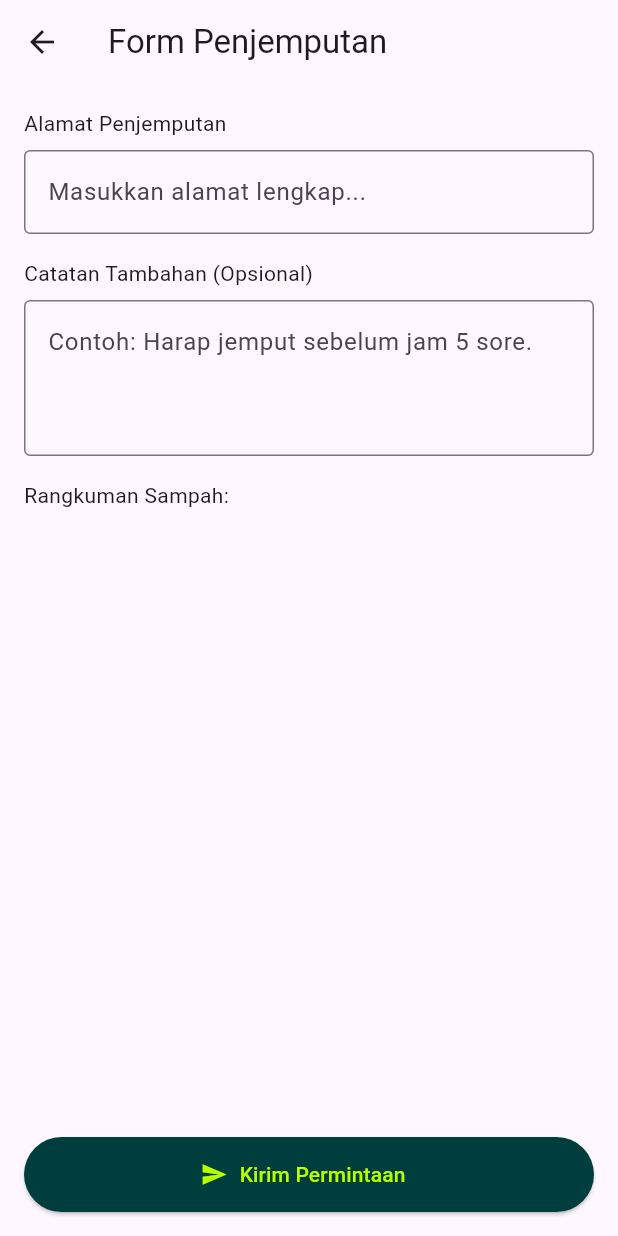
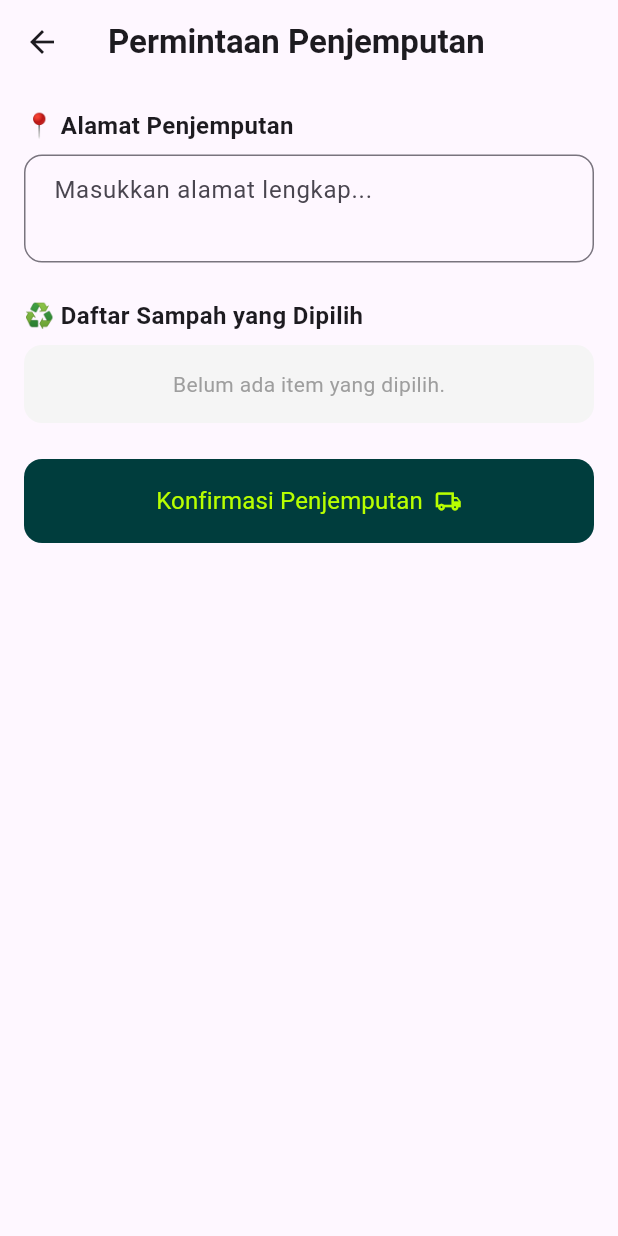
Before and after one commit to theodoreraff/wastego, a Flutter app: the RequestPickupPage screen opened directly with empty values, on a phone screen of 412 x 824 dp. Run offline on Flutter 3.47's test engine with Material 3 defaults, Android fonts, the phone set to English and light mode, and no system bars; our stand-ins replace flutter_svg, image_picker, lucide_icons, percent_indicator; project files that could hold a hidden picture were left out.

Commit message:
feat(recycle): add validation to prevent 0-item pickup requests with alert dialog

```diff
--- a/lib/views/recycle/request_pickup_page.dart
+++ b/lib/views/recycle/request_pickup_page.dart
@@ -1,75 +1,181 @@
 import 'package:flutter/material.dart';
+import '../../widgets/custom_button.dart';
 
-class RequestPickupPage extends StatelessWidget {
+class RequestPickupPage extends StatefulWidget {
   final Map<String, int> itemCounts;
 
   const RequestPickupPage({super.key, required this.itemCounts});
 
   @override
+  State<RequestPickupPage> createState() => _RequestPickupPageState();
+}
+
+class _RequestPickupPageState extends State<RequestPickupPage> {
+  final TextEditingController addressController = TextEditingController();
+
+  @override
+  void dispose() {
+    addressController.dispose();
+    super.dispose();
+  }
+
+  void submitPickupRequest() {
+    final selectedItems =
+        widget.itemCounts.entries.where((entry) => entry.value > 0).toList();
+
+    if (addressController.text.trim().isEmpty) {
+      showDialog(
+        context: context,
+        builder:
+            (_) => AlertDialog(
+              title: const Text('Alamat Kosong'),
+              content: const Text('Silakan masukkan alamat penjemputan.'),
+              actions: [
+                TextButton(
+                  onPressed: () => Navigator.pop(context),
+                  child: const Text('OK'),
+                ),
+              ],
+            ),
+      );
+      return;
+    }
+
+    showDialog(
+      context: context,
+      builder:
+          (_) => AlertDialog(
+            title: const Text('Penjemputan Dikirim'),
+            content: Column(
+              mainAxisSize: MainAxisSize.min,
+              crossAxisAlignment: CrossAxisAlignment.start,
+              children: [
+                Text('📍 Alamat:\n${addressController.text}\n'),
+                const Text('♻️ Item:'),
+                ...selectedItems.map(
+                  (item) => Text('- ${item.key}: ${item.value}x'),
+                ),
+              ],
+            ),
+            actions: [
+              TextButton(
+                onPressed: () {
+                  Navigator.of(context)
+                    ..pop()
+                    ..pop();
+                },
+                child: const Text('Tutup'),
+              ),
+            ],
+          ),
+    );
+  }
+
+  @override
   Widget build(BuildContext context) {
-    final TextEditingController addressController = TextEditingController();
-    final TextEditingController notesController = TextEditingController();
+    final selectedItems =
+        widget.itemCounts.entries.where((entry) => entry.value > 0).toList();
 
     return Scaffold(
-      appBar: AppBar(title: const Text('Form Penjemputan')),
-      body: Padding(
+      appBar: AppBar(
+        title: const Text(
+          'Permintaan Penjemputan',
+          style: TextStyle(fontWeight: FontWeight.bold),
+        ),
+        leading: const BackButton(),
+      ),
+      body: SingleChildScrollView(
         padding: const EdgeInsets.all(16),
         child: Column(
           crossAxisAlignment: CrossAxisAlignment.start,
           children: [
-            const Text('Alamat Penjemputan'),
+            const Text(
+              '📍 Alamat Penjemputan',
+              style: TextStyle(fontSize: 16, fontWeight: FontWeight.w600),
+            ),
             const SizedBox(height: 8),
             TextField(
               controller: addressController,
-              decoration: const InputDecoration(
+              decoration: InputDecoration(
                 hintText: 'Masukkan alamat lengkap...',
-                border: OutlineInputBorder(),
+                border: OutlineInputBorder(
+                  borderRadius: BorderRadius.circular(12),
+                ),
+                contentPadding: const EdgeInsets.symmetric(
+                  horizontal: 16,
+                  vertical: 12,
                 ),
               ),
-            const SizedBox(height: 16),
-            const Text('Catatan Tambahan (Opsional)'),
+              maxLines: 2,
+            ),
+            const SizedBox(height: 24),
+            const Text(
+              '♻️ Daftar Sampah yang Dipilih',
+              style: TextStyle(fontSize: 16, fontWeight: FontWeight.w600),
+            ),
             const SizedBox(height: 8),
-            TextField(
-              controller: notesController,
-              maxLines: 3,
-              decoration: const InputDecoration(
-                hintText: 'Contoh: Harap jemput sebelum jam 5 sore.',
-                border: OutlineInputBorder(),
+            if (selectedItems.isEmpty)
+              Container(
+                padding: const EdgeInsets.all(16),
+                decoration: BoxDecoration(
+                  color: Colors.grey.shade100,
+                  borderRadius: BorderRadius.circular(12),
+                ),
+                child: const Center(
+                  child: Text(
+                    'Belum ada item yang dipilih.',
+                    style: TextStyle(color: Colors.grey),
                   ),
                 ),
-            const SizedBox(height: 16),
-            const Text('Rangkuman Sampah:'),
-            ...itemCounts.entries
-                .where((entry) => entry.value > 0)
-                .map((entry) => Text('${entry.key}: ${entry.value}')),
-            const Spacer(),
-            ElevatedButton.icon(
-              onPressed: () {
-                // TODO: simpan ke database atau kirim ke backend
-                showDialog(
-                  context: context,
-                  builder:
-                      (ctx) => AlertDialog(
-                        title: const Text("Berhasil!"),
-                        content: const Text(
-                          "Permintaan penjemputan telah dikirim.",
+              )
+            else
+              Column(
+                children:
+                    selectedItems
+                        .map(
+                          (item) => Container(
+                            margin: const EdgeInsets.only(bottom: 8),
+                            padding: const EdgeInsets.symmetric(
+                              horizontal: 12,
+                              vertical: 10,
                             ),
-                        actions: [
-                          TextButton(
-                            onPressed: () => Navigator.of(ctx).pop(),
-                            child: const Text("OK"),
+                            decoration: BoxDecoration(
+                              border: Border.all(color: Colors.grey.shade300),
+                              borderRadius: BorderRadius.circular(12),
+                            ),
+                            child: Row(
+                              children: [
+                                const Icon(
+                                  Icons.recycling,
+                                  color: Colors.green,
+                                ),
+                                const SizedBox(width: 12),
+                                Expanded(
+                                  child: Text(
+                                    item.key,
+                                    style: const TextStyle(fontSize: 16),
+                                  ),
+                                ),
+                                Text(
+                                  '${item.value}x',
+                                  style: const TextStyle(
+                                    fontSize: 16,
+                                    fontWeight: FontWeight.w600,
+                                  ),
                                 ),
                               ],
                             ),
-                );
-              },
-              icon: const Icon(Icons.send),
-              label: const Text('Kirim Permintaan'),
-              style: ElevatedButton.styleFrom(
+                          ),
+                        )
+                        .toList(),
+              ),
+            const SizedBox(height: 24),
+            CustomButton(
+              text: 'Konfirmasi Penjemputan',
               backgroundColor: const Color(0xFF003D3D),
-                foregroundColor: const Color(0xFFB8FF00),
-                minimumSize: const Size.fromHeight(50),
-              ),
+              textColor: const Color(0xFFB8FF00),
+              icon: Icons.local_shipping_outlined,
+              onPressed: submitPickupRequest,
             ),
           ],
         ),
```
Also changed, not shown: lib/views/recycle/recycle_history.dart (added, +39 -0 lines), lib/views/recycle/recycle_page.dart (+33 -11 lines). Lines whose indentation alone changed are shown as unchanged.
